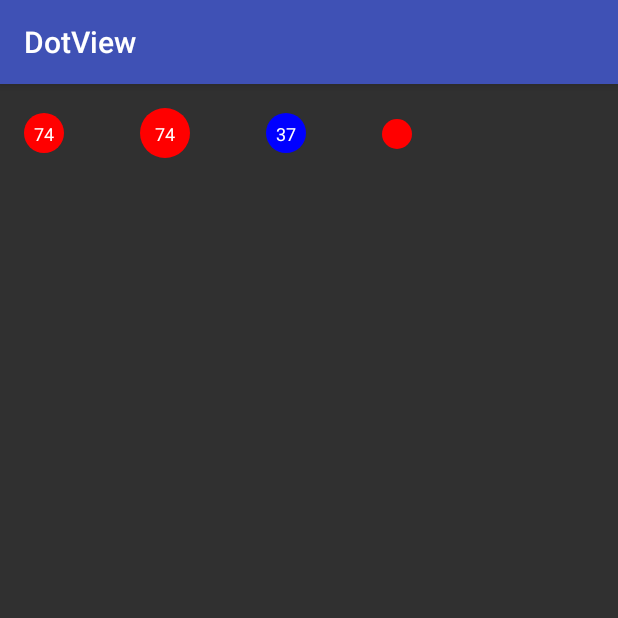
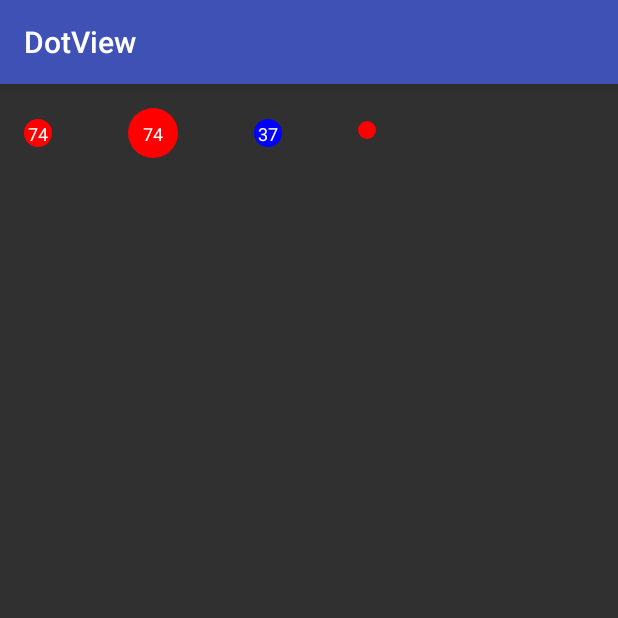
Before and after one commit to mengxn/DotView, an Android app: the screen it shows after launch (MainActivity), on a phone screen of 412 x 824 dp, the top half of it. Run offline under Robolectric (Android 15) with nearby library versions, the phone set to English and light mode, and no system bars.

```diff
--- a/app/src/main/java/me/codego/dotview/DotView.java
+++ b/app/src/main/java/me/codego/dotview/DotView.java
@@ -3,6 +3,7 @@ package me.codego.dotview;
 import android.content.Context;
 import android.content.res.TypedArray;
 import android.graphics.Canvas;
+import android.graphics.Color;
 import android.graphics.Paint;
 import android.util.AttributeSet;
 import android.view.Gravity;
@@ -25,8 +26,9 @@ public class DotView extends TextView {
         super(context, attrs);
 
         TypedArray typedArray = context.obtainStyledAttributes(attrs, R.styleable.DotView, 0, 0);
-        int color = typedArray.getColor(R.styleable.DotView_dotColor, 0xffff0000);
-        mDotPadding = typedArray.getDimensionPixelSize(R.styleable.DotView_dotPadding, 10);
+        int color = typedArray.getColor(R.styleable.DotView_dotColor, Color.RED);
+        float density = getResources().getDisplayMetrics().density;
+        mDotPadding = typedArray.getDimensionPixelSize(R.styleable.DotView_dotPadding, (int) (3 * density));
         typedArray.recycle();
 
         mPaint = new Paint();
```
Also changed, not shown: 1 other file.
